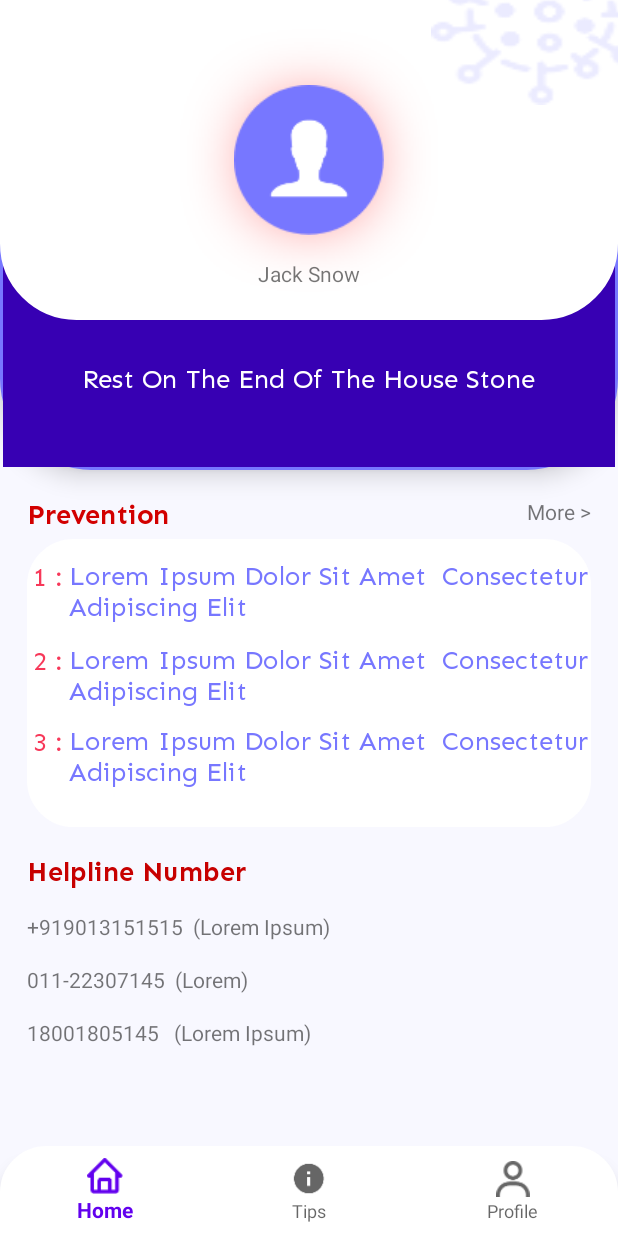
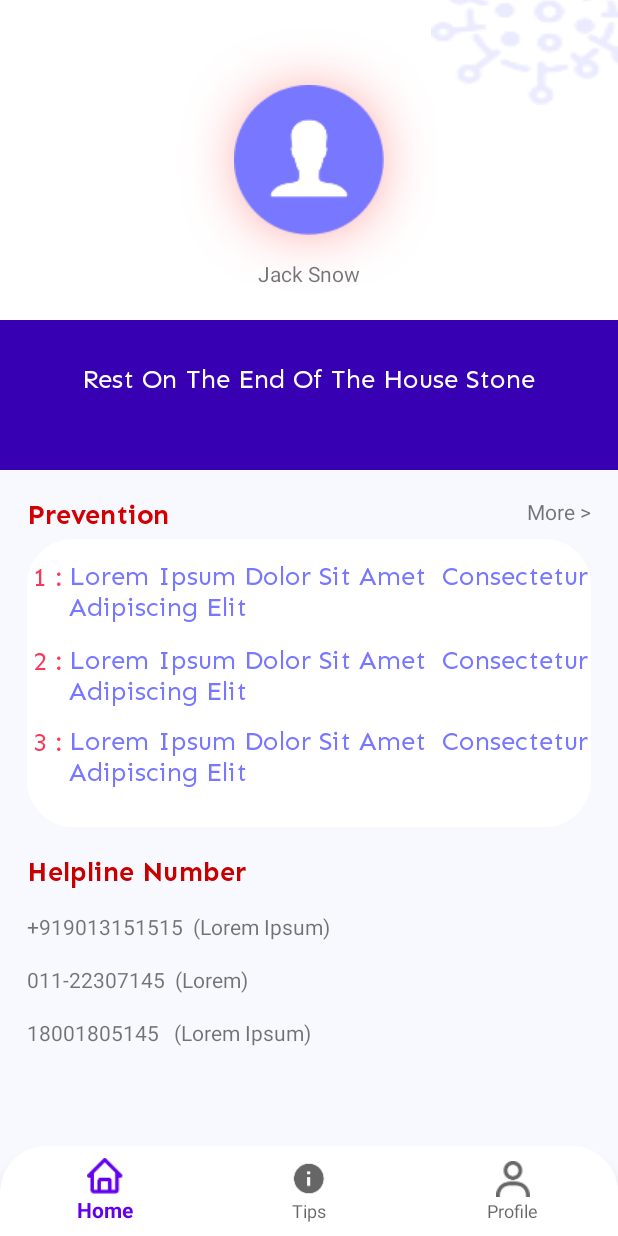
Before and after one commit to walaa-android/last_version_besaneMd, an Android app: the HomeFragment screen opened directly, with no data from a screen before it, on a phone screen of 412 x 824 dp. Run offline under Robolectric (Android 15) with nearby library versions, the light colour scheme and no system bars.

Commit message:
Besane md last version

```diff
--- a/app/src/main/res/drawable-xxxhdpi/shape_rec_white.xml
+++ b/app/src/main/res/drawable-xxxhdpi/shape_rec_white.xml
@@ -13,7 +13,7 @@
 
     <corners
         android:topRightRadius="0dp"  android:topLeftRadius="0dp"
-        android:bottomRightRadius="50dp" android:bottomLeftRadius="50dp"
+        android:bottomRightRadius="0dp" android:bottomLeftRadius="0dp"
         />
     <solid android:color="#FFFFFF"
 
--- a/app/src/main/res/layout/fragment_home.xml
+++ b/app/src/main/res/layout/fragment_home.xml
@@ -31,7 +31,6 @@
             android:layout_width="0dp"
             android:layout_height="313dp"
             android:elevation="10dp"
-            android:background="@drawable/shape_profile"
             android:src="@color/colorPrimaryDark"
             app:layout_constraintEnd_toEndOf="parent"
             app:layout_constraintStart_toStartOf="parent"
```
